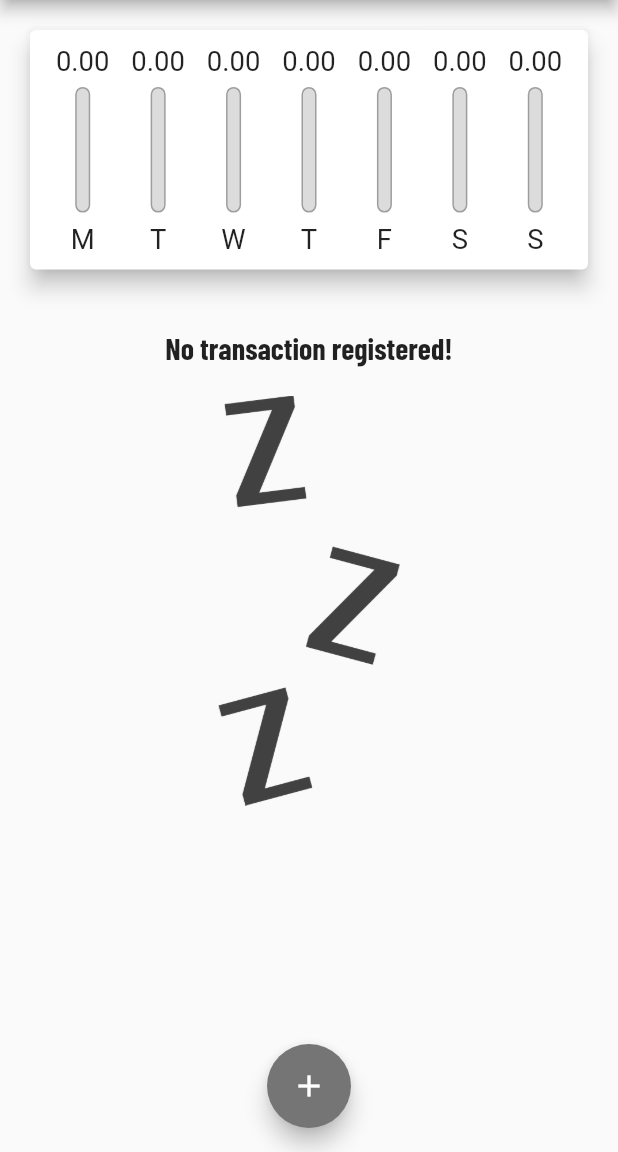
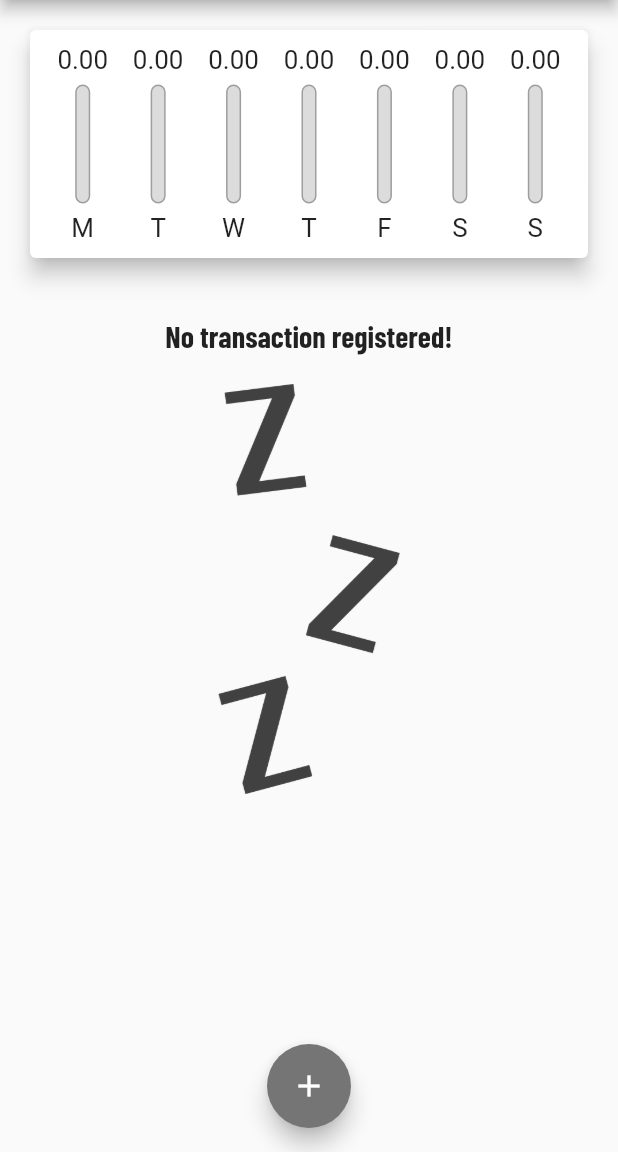
Before and after one commit to Luis020-hub/Despesas-Pessoais-Flutter, a Flutter app: the screen it shows after launch, on a phone screen of 412 x 824 dp, the part 84-1236 px from its top. Run offline on Flutter 3.47's test engine with Material 2 defaults, Android fonts, the phone set to English and light mode, and no system bars.

Commit message:
29/01/2023
- Texto adicionado ao botão de excluir transação.
- Reajuste nos tamanhos do modo paisagem e retrato para as listas e o gráfico.

```diff
--- a/lib/main.dart
+++ b/lib/main.dart
@@ -143,12 +143,12 @@ class _MyHomePageState extends State<MyHomePage> {
             //   ),
             if (_showChart || !isLandscape)
               SizedBox(
-                height: avaibleHeight * (isLandscape ? 0.63 : 0.26),
+                height: avaibleHeight * (isLandscape ? /* Paisagem -> */ 0.80  : /* Retrato -> */ 0.25 ),
                 child: Chart(_recentTransactions),
               ),
             if (!_showChart || !isLandscape)
               SizedBox(
-                height: avaibleHeight * 0.63,
+                height: avaibleHeight * (isLandscape ? /* Paisagem -> */ 0.9 :  /* Retrato -> */ 0.63),
                 child: TransactionList(_transactions, _removeTransaction),
               ),
           ],
```
Also changed, not shown: lib/components/transaction_list.dart (+16 -5 lines).
